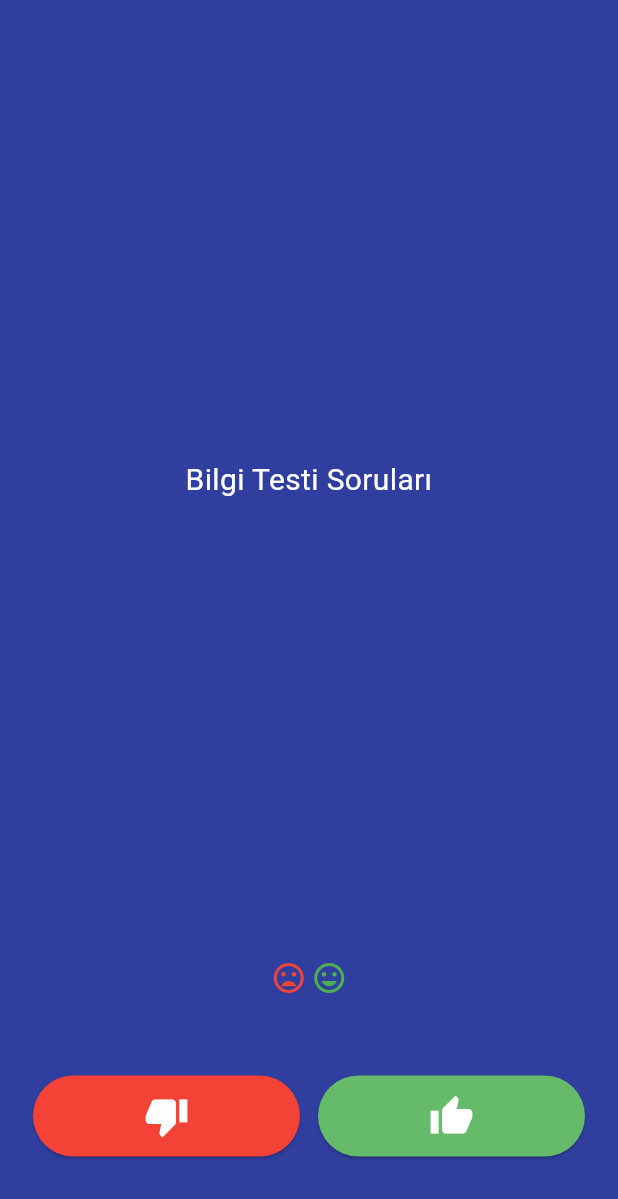
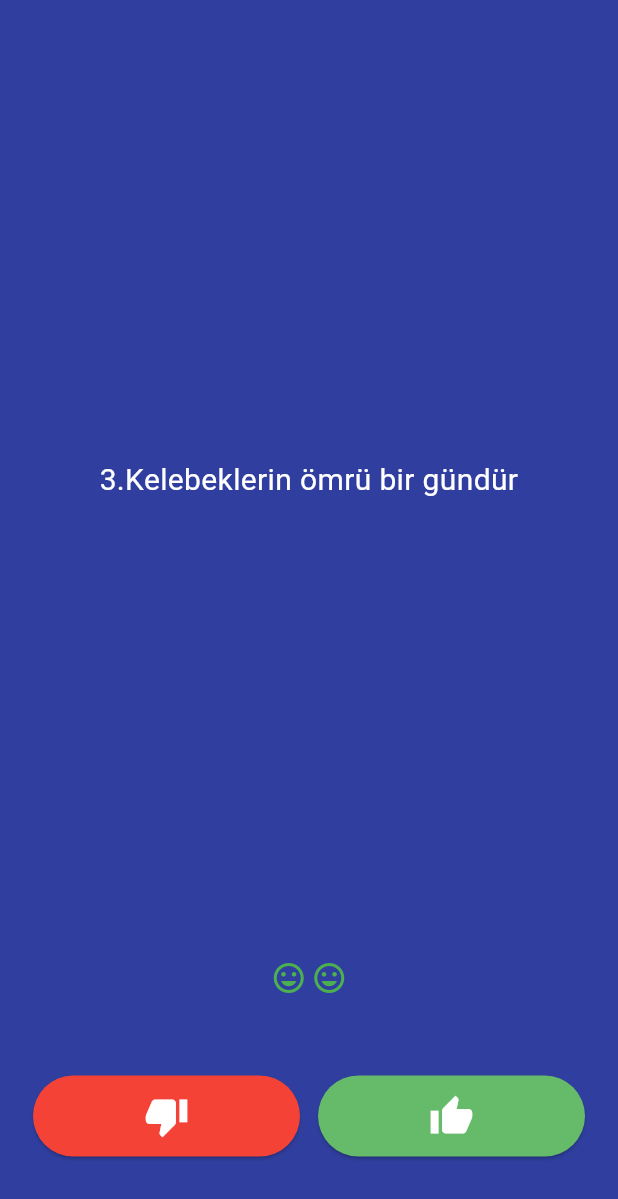
Before and after one commit to NazifeAtmaca25/FlutterProject, a Flutter app: the screen it shows after launch, after a tap on the "thumb down" icon, after a tap on the "thumb up" icon, on a phone screen of 412 x 824 dp. Shown: the top 1199 px of the screen. Run offline on Flutter 3.47's test engine with Material 3 defaults, Android fonts, the phone set to English and light mode, and no system bars; our stand-ins replace audioplayers.

Commit message:
Sorular eklendi.

```diff
--- a/bilgi_test/lib/main.dart
+++ b/bilgi_test/lib/main.dart
@@ -28,6 +28,17 @@ class SoruSayfasi extends StatefulWidget {
 
 class _SoruSayfasiState extends State<SoruSayfasi> {
   List<Widget> secimler = [];
+  List<String> sorular = [
+    "1.Titanic gelmiş geçmiş en büyük gemidir",
+    "2.Dünyadaki tavuk sayısı insan sayısından fazladır",
+    "3.Kelebeklerin ömrü bir gündür",
+    "4.Dünya düzdür",
+    "5.Kaju fıstığı aslında bir meyvenin sapıdır",
+    "6.Fatih Sultan Mehmet hiç patates yememiştir",
+    "7.Fransızlar 80 demek için, 4 - 20 der"
+  ];
+  List<bool> yanitlar = [false, true, false, false, true, true, true];
+  int soruSayisi = 0;
   @override
   Widget build(BuildContext context) {
     return Column(
@@ -40,7 +51,7 @@ class _SoruSayfasiState extends State<SoruSayfasi> {
                 padding: EdgeInsets.all(10.0),
                 child: Center(
                   child: Text(
-                    "Bilgi Testi Soruları",
+                    sorular[soruSayisi],
                     textAlign: TextAlign.center,
                     style: TextStyle(
                       fontSize: 20.0,
@@ -65,7 +76,10 @@ class _SoruSayfasiState extends State<SoruSayfasi> {
                       child: ElevatedButton(
                           onPressed: () {
                             setState(() {
-                              secimler.add(kYanlis);
+                              yanitlar[soruSayisi] == false
+                                  ? secimler.add(kDogru)
+                                  : secimler.add(kYanlis);
+                              soruSayisi++;
                             });
                           },
                           style: ElevatedButton.styleFrom(
@@ -82,7 +96,10 @@ class _SoruSayfasiState extends State<SoruSayfasi> {
                 child: ElevatedButton(
                     onPressed: () {
                       setState(() {
-                        secimler.add(kDogru);
+                        yanitlar[soruSayisi] == true
+                            ? secimler.add(kDogru)
+                            : secimler.add(kYanlis);
+                        soruSayisi++;
                       });
                     },
                     style: ElevatedButton.styleFrom(
```
